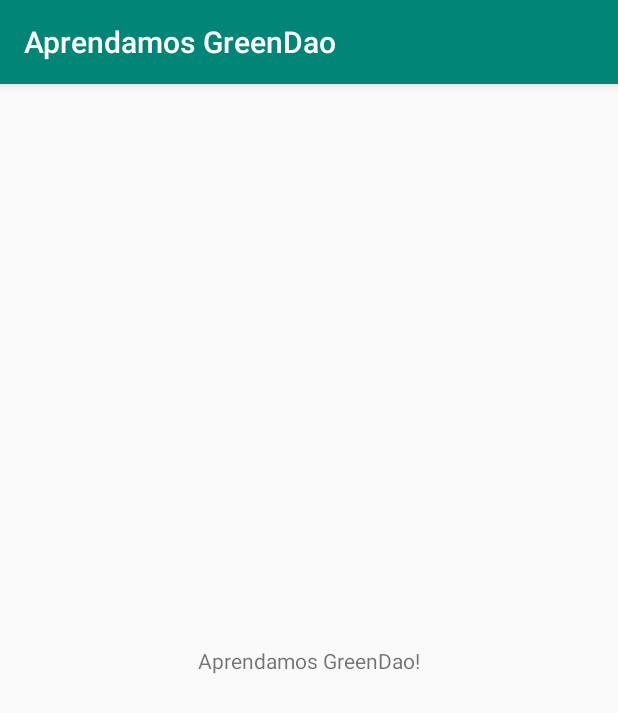
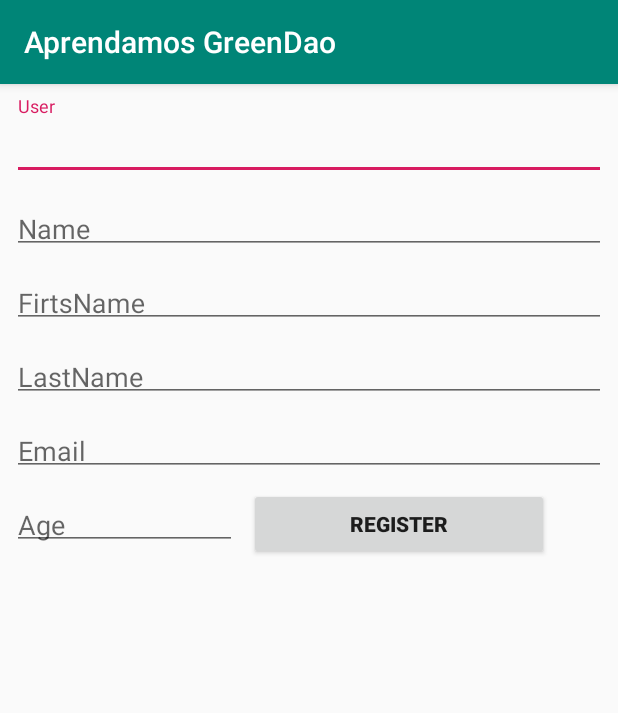
Before and after one commit to acodigo/AprendamosGreenDao, an Android app: the screen it shows after launch (MainActivity), on a phone screen of 412 x 824 dp. Shown: the top 713 px of the screen. Run offline under Robolectric (Android 15) with nearby library versions, the phone set to English and light mode, and no system bars; 4 statements that could not run were skipped.

Commit message:
Creando la interfaz grafica registro usuarios

```diff
--- a/app/build.gradle
+++ b/app/build.gradle
@@ -22,7 +22,7 @@ greendao {
 }
 
 dependencies {
-    implementation fileTree(dir: 'libs', include: ['*.jar'])
+    implementation fileTree(include: ['*.jar'], dir: 'libs')
     implementation 'com.android.support:appcompat-v7:28.0.0'
     implementation 'com.android.support.constraint:constraint-layout:1.1.3'
     testImplementation 'junit:junit:4.12'
@@ -30,4 +30,8 @@ dependencies {
     androidTestImplementation 'com.android.support.test.espresso:espresso-core:3.0.2'
     //GreenDao
     implementation 'org.greenrobot:greendao:3.2.2'
+    implementation 'com.android.support:design:28.0.0'
+    implementation 'com.android.support:support-v4:28.0.0'
+    implementation 'com.android.support:cardview-v7:28.0.0'
+    implementation 'com.android.support:recyclerview-v7:28.0.0'
 }
--- a/app/src/main/res/layout/activity_main.xml
+++ b/app/src/main/res/layout/activity_main.xml
@@ -6,13 +6,154 @@
     android:layout_height="match_parent"
     tools:context=".MainActivity">
 
-    <TextView
-        android:layout_width="wrap_content"
+
+    <android.support.design.widget.TextInputLayout
+        android:id="@+id/ti_user"
+        android:layout_width="match_parent"
         android:layout_height="wrap_content"
-        android:text="Aprendamos GreenDao!"
+        android:layout_marginStart="8dp"
+        android:layout_marginTop="8dp"
+        android:layout_marginEnd="8dp"
+        app:layout_constraintEnd_toEndOf="parent"
+        app:layout_constraintStart_toStartOf="parent"
+        app:layout_constraintTop_toTopOf="parent">
+
+        <android.support.design.widget.TextInputEditText
+            android:id="@+id/et_user"
+            android:hint="User"
+            android:layout_width="match_parent"
+            android:layout_height="wrap_content"
+            android:inputType="text" />
+
+    </android.support.design.widget.TextInputLayout>
+
+    <android.support.design.widget.TextInputLayout
+        android:id="@+id/ti_name"
+        android:layout_width="match_parent"
+        android:layout_height="41dp"
+        android:layout_marginStart="8dp"
+        android:layout_marginTop="8dp"
+        android:layout_marginEnd="8dp"
+        app:layout_constraintEnd_toEndOf="parent"
+        app:layout_constraintHorizontal_bias="0.0"
+        app:layout_constraintStart_toStartOf="parent"
+        app:layout_constraintTop_toBottomOf="@+id/ti_user">
+
+        <android.support.design.widget.TextInputEditText
+            android:id="@+id/et_name"
+            android:layout_width="match_parent"
+            android:layout_height="wrap_content"
+            android:hint="Name"
+            android:inputType="text" />
+
+    </android.support.design.widget.TextInputLayout>
+
+
+    <android.support.design.widget.TextInputLayout
+        android:id="@+id/ti_firtsname"
+        android:layout_width="match_parent"
+        android:layout_height="41dp"
+        android:layout_marginStart="8dp"
+        android:layout_marginTop="8dp"
+        android:layout_marginEnd="8dp"
+        app:layout_constraintEnd_toEndOf="parent"
+        app:layout_constraintHorizontal_bias="0.0"
+        app:layout_constraintStart_toStartOf="parent"
+        app:layout_constraintTop_toBottomOf="@+id/ti_name">
+
+        <android.support.design.widget.TextInputEditText
+            android:id="@+id/et_firtsname"
+            android:layout_width="match_parent"
+            android:layout_height="wrap_content"
+            android:hint="FirtsName"
+            android:inputType="text" />
+
+    </android.support.design.widget.TextInputLayout>
+
+    <android.support.design.widget.TextInputLayout
+        android:id="@+id/ti_lastname"
+        android:layout_width="match_parent"
+        android:layout_height="41dp"
+        android:layout_marginStart="8dp"
+        android:layout_marginTop="8dp"
+        android:layout_marginEnd="8dp"
+        app:layout_constraintEnd_toEndOf="parent"
+        app:layout_constraintHorizontal_bias="0.0"
+        app:layout_constraintStart_toStartOf="parent"
+        app:layout_constraintTop_toBottomOf="@+id/ti_firtsname">
+
+        <android.support.design.widget.TextInputEditText
+            android:id="@+id/et_lastname"
+            android:layout_width="match_parent"
+            android:layout_height="wrap_content"
+            android:hint="LastName"
+            android:inputType="text" />
+
+    </android.support.design.widget.TextInputLayout>
+
+
+    <android.support.design.widget.TextInputLayout
+        android:id="@+id/ti_email"
+        android:layout_width="match_parent"
+        android:layout_height="41dp"
+        android:layout_marginStart="8dp"
+        android:layout_marginTop="8dp"
+        android:layout_marginEnd="8dp"
+        app:layout_constraintEnd_toEndOf="parent"
+        app:layout_constraintHorizontal_bias="1.0"
+        app:layout_constraintStart_toStartOf="parent"
+        app:layout_constraintTop_toBottomOf="@+id/ti_lastname">
+
+        <android.support.design.widget.TextInputEditText
+            android:id="@+id/et_email"
+            android:layout_width="match_parent"
+            android:layout_height="wrap_content"
+            android:hint="Email"
+            android:inputType="textEmailAddress" />
+
+    </android.support.design.widget.TextInputLayout>
+
+    <android.support.design.widget.TextInputLayout
+        android:id="@+id/ti_age"
+        android:layout_width="150dp"
+        android:layout_height="41dp"
+        android:layout_marginStart="8dp"
+        android:layout_marginTop="8dp"
+
+        app:layout_constraintStart_toStartOf="parent"
+        app:layout_constraintTop_toBottomOf="@+id/ti_email">
+
+        <android.support.design.widget.TextInputEditText
+            android:id="@+id/et_age"
+            android:layout_width="150dp"
+            android:layout_height="wrap_content"
+            android:hint="Age"
+            android:inputType="number" />
+
+    </android.support.design.widget.TextInputLayout>
+
+    <Button
+        android:id="@+id/btn_register_user"
+        android:text="Register"
+        android:textStyle="bold"
+        android:layout_width="200dp"
+        android:layout_height="wrap_content"
+        android:layout_marginStart="8dp"
+        android:layout_marginTop="8dp"
+        app:layout_constraintStart_toEndOf="@+id/ti_age"
+        app:layout_constraintTop_toBottomOf="@+id/ti_email" />
+
+    <android.support.v7.widget.RecyclerView
+        android:layout_width="match_parent"
+        android:layout_height="281dp"
+        android:layout_marginStart="8dp"
+        android:layout_marginTop="8dp"
+        android:layout_marginEnd="8dp"
+        android:layout_marginBottom="8dp"
         app:layout_constraintBottom_toBottomOf="parent"
-        app:layout_constraintLeft_toLeftOf="parent"
-        app:layout_constraintRight_toRightOf="parent"
-        app:layout_constraintTop_toTopOf="parent" />
+        app:layout_constraintEnd_toEndOf="parent"
+        app:layout_constraintStart_toStartOf="parent"
+        app:layout_constraintTop_toBottomOf="@+id/btn_register_user"></android.support.v7.widget.RecyclerView>
+
 
 </android.support.constraint.ConstraintLayout>
```
